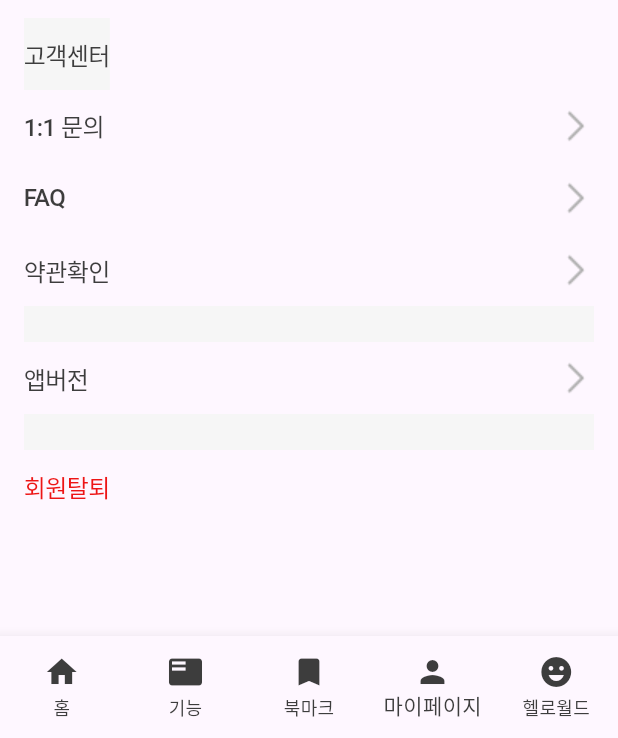
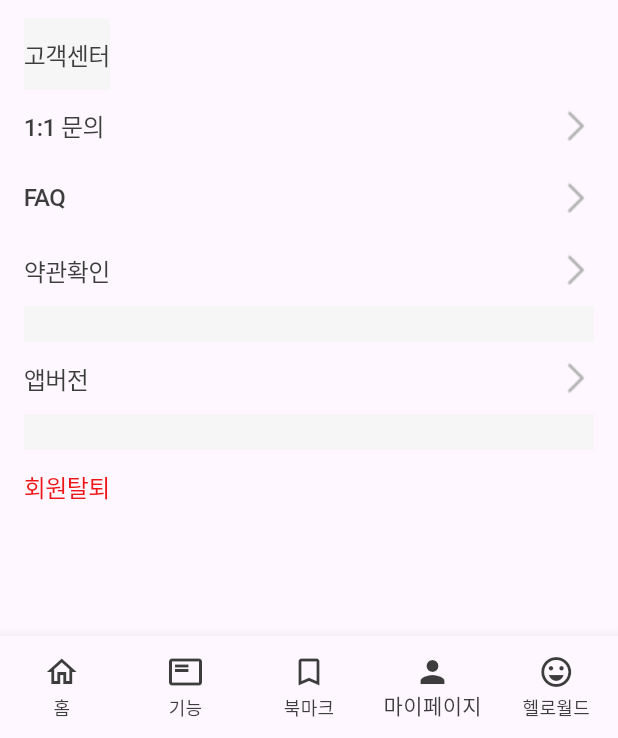
Before and after one commit to hdachan/moDir, a Flutter app: the BottomBar screen opened directly, item 4 of the bottom bar chosen, on a phone screen of 412 x 824 dp, the part 498-1236 px from its top. Run offline on Flutter 3.47's test engine with Material 3 defaults, Android fonts, the phone set to English and light mode, and no system bars; our stand-ins replace cloud_firestore, firebase_auth, firebase_core, firebase_storage, image_picker; accounts and stored records are empty; Roboto replaces fonts that are missing (Pretendard); project files that could hold a hidden picture were left out.

Commit message:
20240718 황대찬 바텀바 수정 및 견적서 화면 기본틀 제작 중

```diff
--- a/lib/bottom_bar.dart
+++ b/lib/bottom_bar.dart
@@ -47,27 +47,35 @@ class _BottomBarState extends State<BottomBar> {
           // 선택된 아이템 색상
           unselectedItemColor: Color(0xFF3D3D3D),
           // 선택되지 않은 아이템 색상
-          items: const [
+          items: [
             BottomNavigationBarItem(
-              icon: Icon(Icons.home, color: Color(0xFF3D3D3D)), // 홈 아이콘
+              icon: _currentIndex == 0
+                  ? Icon(Icons.home)
+                  : Icon(Icons.home_outlined), // 홈 아이콘 변경
               label: '홈',
             ),
             BottomNavigationBarItem(
-              icon: Icon(Icons.featured_play_list, color: Color(0xFF3D3D3D)),
-              // 기능 아이콘
+              icon: _currentIndex == 1
+                  ? Icon(Icons.featured_play_list)
+                  : Icon(Icons.featured_play_list_outlined), // 기능 아이콘 변경
               label: '기능',
             ),
             BottomNavigationBarItem(
-              icon: Icon(Icons.bookmark, color: Color(0xFF3D3D3D)), // 북마크 아이콘
+              icon: _currentIndex == 2
+                  ? Icon(Icons.bookmark)
+                  : Icon(Icons.bookmark_outline), // 북마크 아이콘 변경
               label: '북마크',
             ),
             BottomNavigationBarItem(
-              icon: Icon(Icons.person, color: Color(0xFF3D3D3D)), // 마이페이지 아이콘
+              icon: _currentIndex == 3
+                  ? Icon(Icons.person)
+                  : Icon(Icons.person_outline), // 마이페이지 아이콘 변경
               label: '마이페이지',
             ),
             BottomNavigationBarItem(
-              icon: Icon(Icons.emoji_emotions, color: Color(0xFF3D3D3D)),
-              // 헬로월드 아이콘
+              icon: _currentIndex == 4
+                  ? Icon(Icons.emoji_emotions)
+                  : Icon(Icons.emoji_emotions_outlined), // 헬로월드 아이콘 변경
               label: '헬로월드',
             ),
           ],
--- a/lib/designer_detail_screen.dart
+++ b/lib/designer_detail_screen.dart
@@ -1,4 +1,5 @@
 import 'package:flutter/material.dart';
+import 'ReservationPage.dart';
 import 'bottom_bar.dart';
 
 class DesignerDetailScreen extends StatelessWidget {
@@ -120,6 +121,12 @@ class DesignerDetailScreen extends StatelessWidget {
           child: MaterialButton(
             onPressed: () async {
               // 다음 화면으로 이동 버튼 클릭 시 동작 추가
+              await Navigator.push(
+                context,
+                MaterialPageRoute(
+                  builder: (context) => ReservationPage(),
+                ),
+              );
             },
             color: Color(0xFF4B0FFF),
             shape: RoundedRectangleBorder(
```
